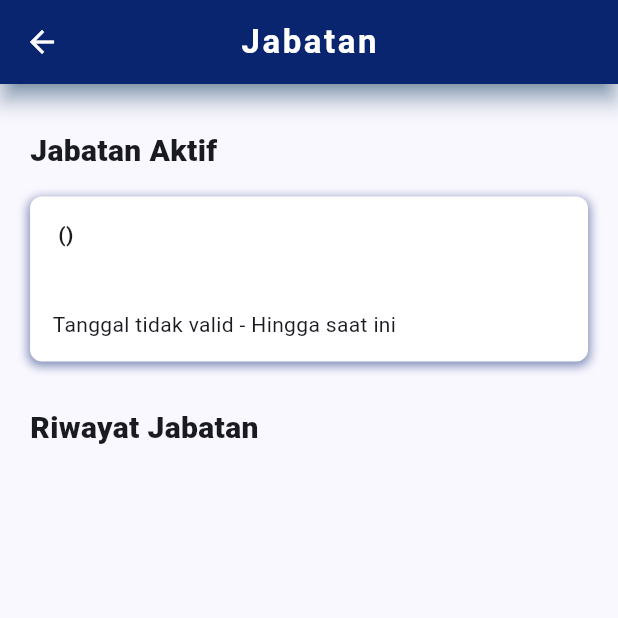
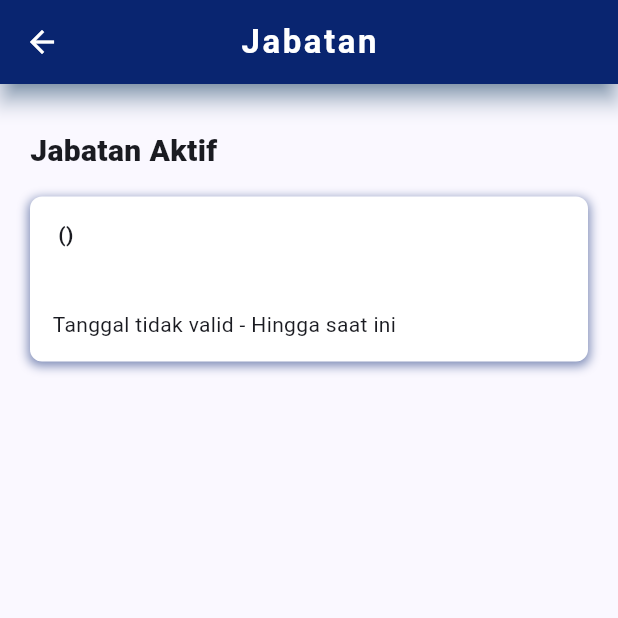
Before and after one commit to adindaayuazzahra/jmtm_apps, a Flutter app: the Jabatan screen opened by its route, on a phone screen of 412 x 824 dp, the top half of it. Run offline on Flutter 3.47's test engine with Material 3 defaults, Android fonts, the phone set to English and light mode, and no system bars; our stand-ins replace connectivity, fluro, font_awesome_flutter, geocoding, google_fonts, image_picker and 8 more; missing offline and left inert: syncfusion_flutter_maps; accounts and stored records are empty; Roboto replaces fonts that are missing (Heebo).

Commit message:
ini perubahan terkahir

```diff
--- a/lib/user/profil/jabatan.dart
+++ b/lib/user/profil/jabatan.dart
@@ -143,7 +143,10 @@ class _JabatanState extends State<Jabatan> {
                     ],
                   ),
                 ),
-                Subtitle(text: 'Riwayat Jabatan'),
+                if (authProvider.user.user.hisjab == []) ...[
+                  Subtitle(text: 'Riwayat Jabatan'),
+                  const Text('Halo'),
+                ],
                 SizedBox(
                   height: 18,
                 ),
@@ -195,7 +198,6 @@ class _JabatanState extends State<Jabatan> {
                                 ),
                               ),
                             ),
-
                             TimelineTile(
                               node: TimelineNode(
                                 overlap: true,
```
